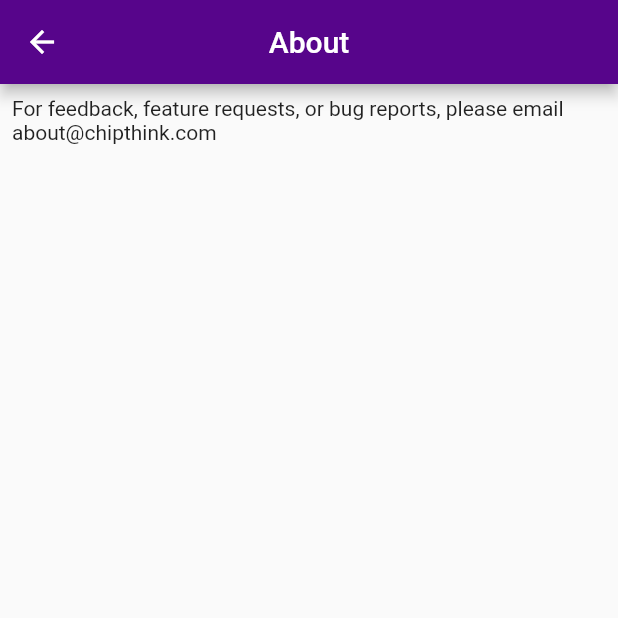
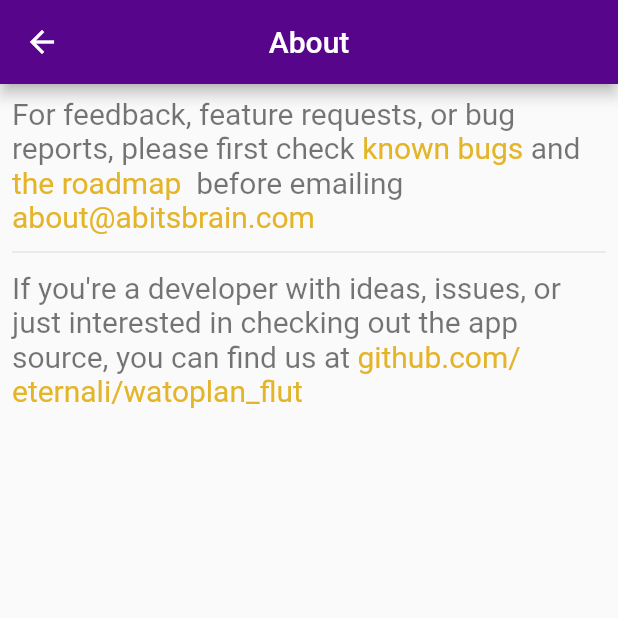
Before and after one commit to Eternali/watoplan_flut, a Flutter app: the AboutScreen screen opened by its route, on a phone screen of 412 x 824 dp, the top half of it. Run offline on Flutter 3.47's test engine with Material 2 defaults, Android fonts, the phone set to English and light mode, and no system bars; our stand-ins replace convert, flutter_local_notifications, shared_preferences; missing offline and left inert: mongo_dart, sms; accounts and stored records are empty; statements that could not run were skipped.

Commit message:
got about finished (with links) and fixed a couple bugs

```diff
--- a/known_bugs.txt
+++ /dev/null
@@ -1,2 +0,0 @@
-- when you delete a notification from an activity but don't save it, when you navigate back to that activity, the notification will still be gone, but when the app is restarted, the notification will still be there
-- add ability to have empty icon for activity types
--- a/lib/intents.dart
+++ b/lib/intents.dart
@@ -119,11 +119,12 @@ class Intents {
     appState.value = Reducers.changeActivity(appState.value, newActivity);
   }
 
-  static void sortActivities(AppStateObservable appState, String sorterName, [ bool reversed = false ]) async {
-    await SharedPreferences.getInstance()
-      .then((prefs) { prefs.setString('sorter', sorterName); return prefs; })
-      .then((prefs) => prefs.setBool('sortRev', reversed));
-    appState.value = Reducers.sortActivities(appState.value, sorterName, reversed);
+  static void sortActivities(AppStateObservable appState, [ String sorterName, bool reversed = false ]) async {
+    if (sorterName != null)
+      await SharedPreferences.getInstance()
+        .then((prefs) { prefs.setString('sorter', sorterName); return prefs; })
+        .then((prefs) => prefs.setBool('sortRev', reversed));
+    appState.value = Reducers.sortActivities(appState.value, sorterName ?? appState.value.sorter, reversed);
   }
 
   static void setFocused(AppStateObservable appState, { int indice, Activity activity, ActivityType activityType }) {
--- a/lib/localizations.dart
+++ b/lib/localizations.dart
@@ -63,7 +63,9 @@ class WatoplanLocalizations {
     // 'tags': () => 'tags',
   };
 
-  String get aboutFeedback => 'For feedback, feature requests, or bug reports, please email about@chipthink.com';
+  String get aboutFeedback => 'For feedback, feature requests, or bug reports, please first check';
+  String get developFeedback => 'If you\'re a developer with ideas, issues, or just interested in checking out the app source, '
+    'you can find us at';
 
 }
 
--- a/lib/screens/about_screen.dart
+++ b/lib/screens/about_screen.dart
@@ -1,6 +1,7 @@
 import 'package:flutter/material.dart';
 
 import 'package:watoplan/localizations.dart';
+import 'package:watoplan/widgets/link_text_span.dart';
 
 class AboutScreen extends StatefulWidget {
 
@@ -13,6 +14,8 @@ class AboutScreenState extends State<AboutScreen> {
   @override
   Widget build(BuildContext context) {
     WatoplanLocalizations locales = WatoplanLocalizations.of(context);
+    TextStyle aboutTextSyle = Theme.of(context).textTheme.display1.copyWith(fontSize: 20.0);
+    TextStyle linkTextStyle = aboutTextSyle.copyWith(color: Theme.of(context).accentColor);
 
     return new Scaffold(
       appBar: new AppBar(
@@ -26,9 +29,59 @@ class AboutScreenState extends State<AboutScreen> {
         padding: const EdgeInsets.all(8.0),
         child: new Column(
           children: <Widget>[
-            new Text(
-              locales.aboutFeedback
-            )
+            new RichText(
+              text: new TextSpan(
+                children: <TextSpan>[
+                  new TextSpan(
+                    style: aboutTextSyle,
+                    text: '${locales.aboutFeedback} '
+                  ),
+                  new LinkTextSpan(
+                    style: linkTextStyle,
+                    url: 'https://github.com/eternali/watoplan_flut/KNOWN_BUGS.md',
+                    text: 'known bugs'
+                  ),
+                  new TextSpan(
+                    style: aboutTextSyle,
+                    text: ' and '
+                  ),
+                  new LinkTextSpan(
+                    style: linkTextStyle,
+                    url: 'https://github.com/eternali/watoplan_flut/TODO.md',
+                    text: ' the roadmap '
+                  ),
+                  new TextSpan(
+                    style: aboutTextSyle,
+                    text: ' before emailing '
+                  ),
+                  new LinkTextSpan(
+                    style: linkTextStyle,
+                    url: 'mailto:about@abitsbrain.com',
+                    text: 'about@abitsbrain.com',
+                    whenCant: () {  },
+                  ),
+                ]
+              ),
+            ),
+            new Padding(
+              padding: const EdgeInsets.symmetric(vertical: 4.0),
+              child: Divider()
+            ),
+            new RichText(
+              text: new TextSpan(
+                children: <TextSpan>[
+                  new TextSpan(
+                    style: aboutTextSyle,
+                    text: '${locales.developFeedback} '
+                  ),
+                  new LinkTextSpan(
+                    style: linkTextStyle,
+                    url: 'https://github.com/eternali/watoplan_flut',
+                    text: 'github.com/eternali/watoplan_flut',
+                  ),
+                ]
+              ),
+            ),
           ],
         ),
       ),
--- a/lib/screens/add_edit_screen.dart
+++ b/lib/screens/add_edit_screen.dart
@@ -52,6 +52,7 @@ class AddEditScreenState extends State<AddEditScreen> {
               } else {
                 Intents.changeActivity(Provider.of(context), stateVal.editingActivity, notiPlug, type.name);
               }
+              // setState(() { Intents.sortActivities(Provider.of(context)); });
               Navigator.pop(context);
             },
           )
--- a/lib/screens/home_screen.dart
+++ b/lib/screens/home_screen.dart
@@ -49,7 +49,7 @@ class HomeScreenState extends State<HomeScreen> {
               new Activity(
                 type: it,
                 data: it.params
-                  ..map((key, value) => new MapEntry(key, value is DateTime ? new DateTime.now() : value)),
+                  .map((key, value) => new MapEntry(key, value is DateTime ? new DateTime.now() : value)),
               )
             );
             Navigator.of(context).pushNamed(Routes.addEditActivity);
--- a/lib/widgets/activity_card.dart
+++ b/lib/widgets/activity_card.dart
@@ -66,7 +66,7 @@ class ActivityCard extends StatelessWidget {
               ),
             ),
             new Container(
-              padding: const EdgeInsets.symmetric(vertical: 8.0),
+              padding: const EdgeInsets.symmetric(vertical: 12.0),
               color: tmpType.color.withAlpha(
                 activity.data.containsKey('priority')
                   ? (activity.data['priority'] * 7) + 30
--- /dev/null
+++ b/lib/widgets/link_text_span.dart
@@ -0,0 +1,30 @@
+import 'package:flutter/gestures.dart';
+import 'package:flutter/material.dart';
+import 'package:url_launcher/url_launcher.dart';
+
+class LinkTextSpan extends TextSpan {
+
+  // This class is only safe because the TapGestureRecognizer is not
+  // given a deadline and therefore never allocates any resources.
+  //
+  // In any other situation -- setting a deadline, using any of the less trivial
+  // recognizers, etc -- you would have to manage the gesture recognizer's
+  // lifetime and call dispose() when the TextSpan was no longer being rendered.
+  //
+  // Since TextSpan itself is @immutable, this means that you would have to
+  // manage the recognizer from outside the TextSpan, e.g. in the State of a
+  // stateful widget that then hands the recognizer to the TextSpan.
+
+  LinkTextSpan({ TextStyle style, String url, String text, Function whenCant, bool inApp = false }) : super(
+    style: style,
+    text: text ?? url,
+    recognizer: new TapGestureRecognizer()..onTap = () {
+      canLaunch(url).then((can) {
+        if (can) launch(url, forceSafariVC: false, forceWebView: inApp);
+        else if (whenCant != null) whenCant();
+        else throw 'Unable to launch $url';
+      });
+    }
+  );
+
+}
--- a/pubspec.yaml
+++ b/pubspec.yaml
@@ -4,6 +4,7 @@ description: A new Flutter project.
 dependencies:
   flutter:
     sdk: flutter
+  url_launcher: ^3.0.0
   intl: ^0.15.6
   location: ^1.1.7
   shared_preferences: ^0.4.0
```
Also changed, not shown: pubspec.lock, 2 other files.
